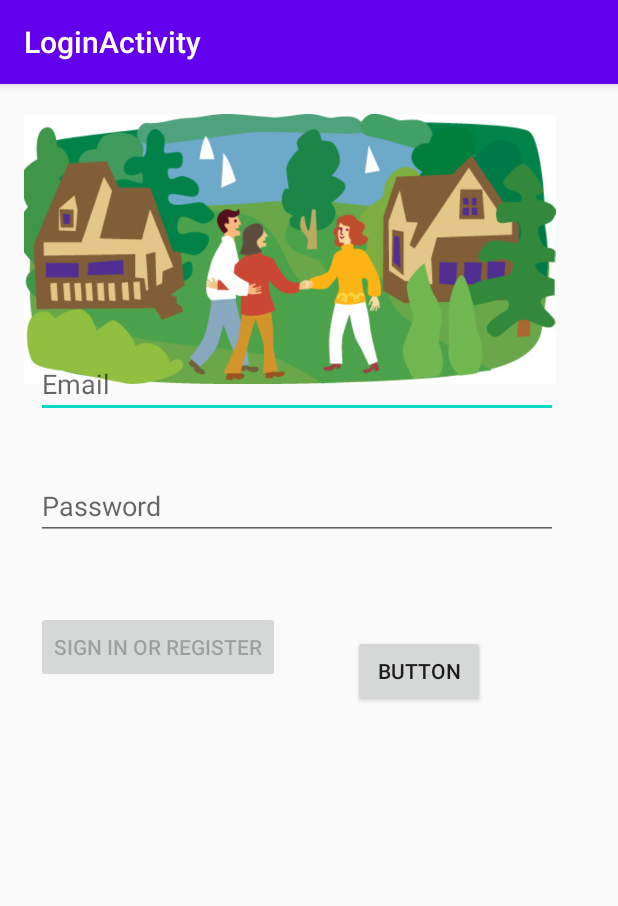
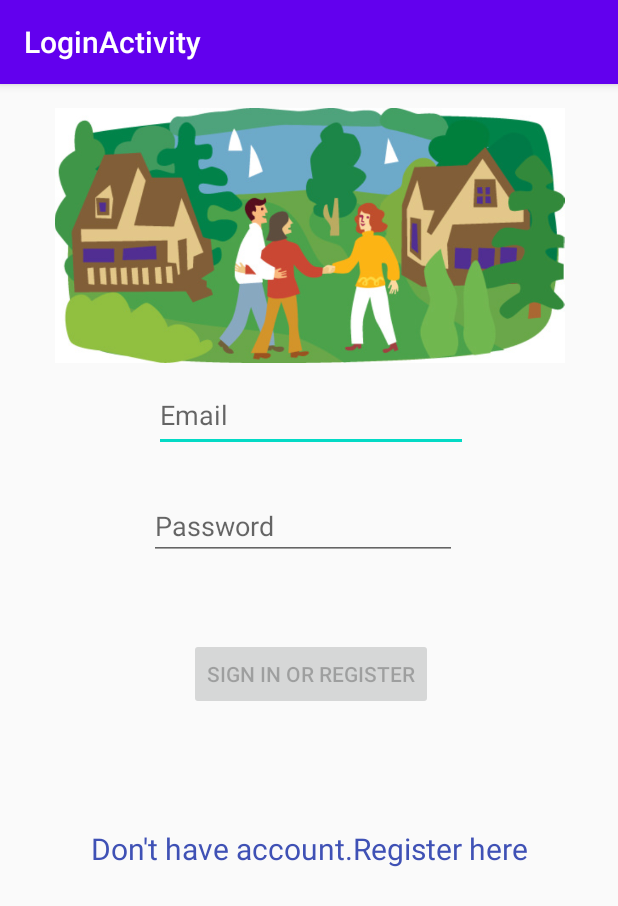
Before and after one commit to RyanTran2506/Our-hospitable-neighbor, an Android app: the screen it shows after launch (LoginActivity), on a phone screen of 412 x 824 dp. Shown: the top 906 px of the screen. Run offline under Robolectric (Android 15) with nearby library versions, the phone set to English and light mode, and no system bars; our stand-ins replace Firebase (no records; nobody signed in at launch, a user with empty details on screens opened directly).

Commit message:
20 Jul - Commit Register Page

```diff
--- a/app/src/main/java/com/example/ourhospitableneighbor/MainActivity.java
+++ b/app/src/main/java/com/example/ourhospitableneighbor/MainActivity.java
@@ -32,6 +32,8 @@ public class MainActivity extends AppCompatActivity {
         if (Build.VERSION.SDK_INT >= Build.VERSION_CODES.LOLLIPOP) {
             getWindow().addFlags(WindowManager.LayoutParams.FLAG_TRANSLUCENT_STATUS);
         }
+
+
     }
 
     @Override
--- a/app/src/main/java/com/example/ourhospitableneighbor/ui/login/LoginActivity.java
+++ b/app/src/main/java/com/example/ourhospitableneighbor/ui/login/LoginActivity.java
@@ -32,7 +32,7 @@ import com.example.ourhospitableneighbor.ui.login.LoginViewModelFactory;
 public class LoginActivity extends AppCompatActivity {
 
     private LoginViewModel loginViewModel;
-    Button btnRegister;
+    TextView login_register;
 
     @Override
     public void onCreate(Bundle savedInstanceState) {
@@ -46,8 +46,8 @@ public class LoginActivity extends AppCompatActivity {
         final Button loginButton = findViewById(R.id.login);
         final ProgressBar loadingProgressBar = findViewById(R.id.loading);
 
-        btnRegister = findViewById(R.id.btnRegister);
-        btnRegister.setOnClickListener(new View.OnClickListener() {
+        login_register = findViewById(R.id.login_register);
+        login_register.setOnClickListener(new View.OnClickListener() {
             @Override
             public void onClick(View v) {
                 LoginDataSource loginDataSource = new LoginDataSource();
--- a/app/src/main/res/layout/activity_login.xml
+++ b/app/src/main/res/layout/activity_login.xml
@@ -13,83 +13,86 @@
 
     <ImageView
         android:id="@+id/imageView2"
-        android:layout_width="wrap_content"
-        android:layout_height="180dp"
-        android:layout_marginTop="4dp"
-        android:layout_marginEnd="16dp"
-        android:layout_marginRight="16dp"
+        android:layout_width="350dp"
+        android:layout_height="170dp"
+        android:layout_marginBottom="10dp"
+        app:layout_constraintBottom_toTopOf="@+id/loading"
         app:layout_constraintEnd_toEndOf="parent"
+        app:layout_constraintStart_toStartOf="parent"
         app:layout_constraintTop_toTopOf="parent"
         app:srcCompat="@drawable/goodneighbor" />
 
     <EditText
         android:id="@+id/username"
-        android:layout_width="0dp"
-        android:layout_height="wrap_content"
+        android:layout_width="209dp"
+        android:layout_height="49dp"
+        android:layout_marginStart="76dp"
+        android:layout_marginLeft="76dp"
+        android:layout_marginEnd="76dp"
+        android:layout_marginRight="76dp"
+        android:layout_marginBottom="30dp"
         android:hint="@string/prompt_email"
         android:inputType="textEmailAddress"
         android:selectAllOnFocus="true"
-        app:layout_constraintBottom_toBottomOf="@+id/imageView2"
-        app:layout_constraintEnd_toEndOf="@+id/password"
-        app:layout_constraintHorizontal_bias="0.0"
-        app:layout_constraintStart_toStartOf="@+id/password"
-        app:layout_constraintTop_toBottomOf="@+id/imageView2"
-        app:layout_constraintVertical_bias="0.0" />
+        app:layout_constraintBottom_toTopOf="@+id/password"
+        app:layout_constraintEnd_toEndOf="parent"
+        app:layout_constraintHorizontal_bias="0.56"
+        app:layout_constraintStart_toStartOf="parent"
+        app:layout_constraintTop_toBottomOf="@+id/loading" />
+
+    <EditText
+        android:id="@+id/password"
+        android:layout_width="205dp"
+        android:layout_height="42dp"
+        android:layout_marginBottom="43dp"
+        android:hint="@string/prompt_password"
+        android:imeActionLabel="@string/action_sign_in_short"
+        android:imeOptions="actionDone"
+        android:inputType="textPassword"
+        android:selectAllOnFocus="true"
+        app:layout_constraintBottom_toTopOf="@+id/login"
+        app:layout_constraintEnd_toEndOf="parent"
+        app:layout_constraintHorizontal_bias="0.478"
+        app:layout_constraintStart_toStartOf="parent"
+        app:layout_constraintTop_toBottomOf="@+id/username" />
 
     <Button
         android:id="@+id/login"
         android:layout_width="wrap_content"
         android:layout_height="wrap_content"
         android:layout_gravity="start"
-        android:layout_marginTop="47dp"
+        android:layout_marginTop="52dp"
+        android:layout_marginEnd="16dp"
+        android:layout_marginRight="16dp"
         android:enabled="false"
         android:text="@string/action_sign_in"
+        app:layout_constraintEnd_toEndOf="@+id/password"
+        app:layout_constraintTop_toBottomOf="@+id/password" />
+
+    <TextView
+        android:id="@+id/login_register"
+        android:layout_width="match_parent"
+        android:layout_height="wrap_content"
+        android:gravity="center"
+
+        android:text="Don't have account.Register here"
+        android:textColor="#3F51B5"
+        android:textSize="20dp"
         app:layout_constraintBottom_toBottomOf="parent"
-        app:layout_constraintEnd_toEndOf="@+id/password"
-        app:layout_constraintHorizontal_bias="0.0"
-        app:layout_constraintStart_toStartOf="@+id/password"
-        app:layout_constraintTop_toBottomOf="@+id/password"
-        app:layout_constraintVertical_bias="0.0" />
-
-    <Button
-        android:id="@+id/btnRegister"
-        android:layout_width="wrap_content"
-        android:layout_height="wrap_content"
-        android:text="Button"
-        app:layout_constraintBottom_toBottomOf="parent"
-        app:layout_constraintEnd_toEndOf="parent"
-        app:layout_constraintHorizontal_bias="0.401"
-        app:layout_constraintStart_toEndOf="@+id/login"
-        app:layout_constraintTop_toBottomOf="@+id/password"
-        app:layout_constraintVertical_bias="0.159" />
-
-    <EditText
-        android:id="@+id/password"
-        android:layout_width="0dp"
-        android:layout_height="wrap_content"
-        android:layout_marginStart="24dp"
-        android:layout_marginLeft="24dp"
-        android:layout_marginTop="36dp"
-        android:layout_marginEnd="24dp"
-        android:layout_marginRight="24dp"
-        android:hint="@string/prompt_password"
-        android:imeActionLabel="@string/action_sign_in_short"
-        android:imeOptions="actionDone"
-        android:inputType="textPassword"
-        android:selectAllOnFocus="true"
-        app:layout_constraintEnd_toEndOf="parent"
-        app:layout_constraintHorizontal_bias="0.0"
-        app:layout_constraintStart_toStartOf="@+id/imageView2"
-        app:layout_constraintTop_toBottomOf="@+id/username" />
+        app:layout_constraintTop_toBottomOf="@+id/login"
+        app:layout_constraintVertical_bias="0.257"
+        tools:layout_editor_absoluteX="2dp" />
 
     <ProgressBar
         android:id="@+id/loading"
         android:layout_width="wrap_content"
         android:layout_height="wrap_content"
         android:layout_gravity="center"
-        android:layout_marginBottom="106dp"
+        android:layout_marginBottom="30dp"
         android:visibility="gone"
         app:layout_constraintBottom_toTopOf="@+id/username"
         app:layout_constraintEnd_toEndOf="@+id/login"
-        app:layout_constraintStart_toStartOf="@+id/login" />
+        app:layout_constraintStart_toStartOf="@+id/login"
+        app:layout_constraintTop_toBottomOf="@+id/imageView2" />
+
 </androidx.constraintlayout.widget.ConstraintLayout>
```
Also changed, not shown: app/src/main/AndroidManifest.xml (+15 -12 lines), app/src/main/java/com/example/ourhospitableneighbor/Register.java (added, +28 -0 lines), app/src/main/res/layout/activity_register.xml (added, +78 -0 lines).
